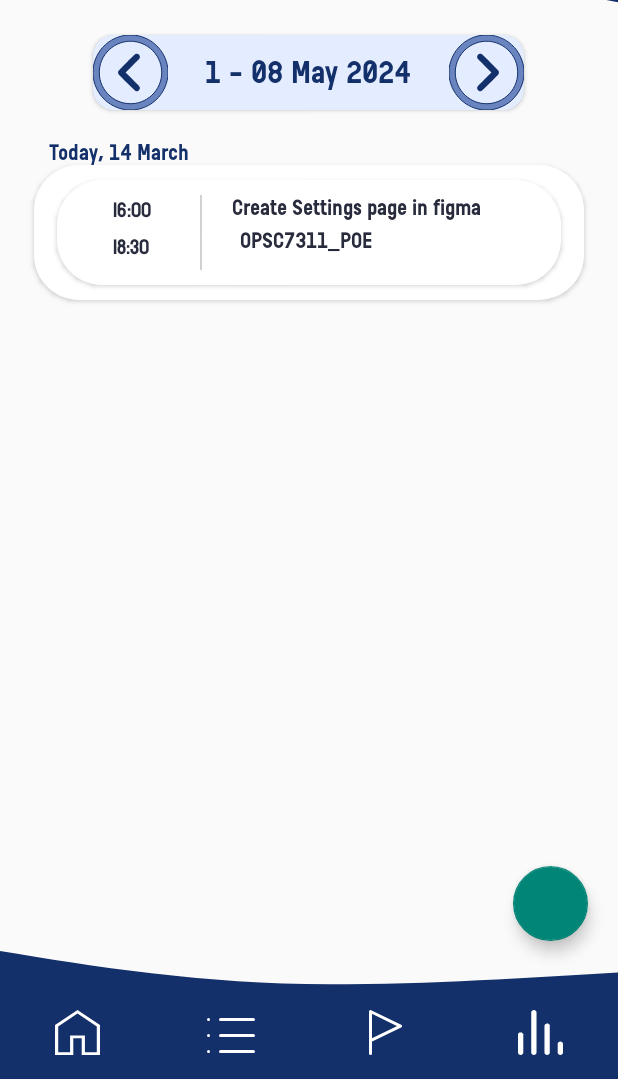
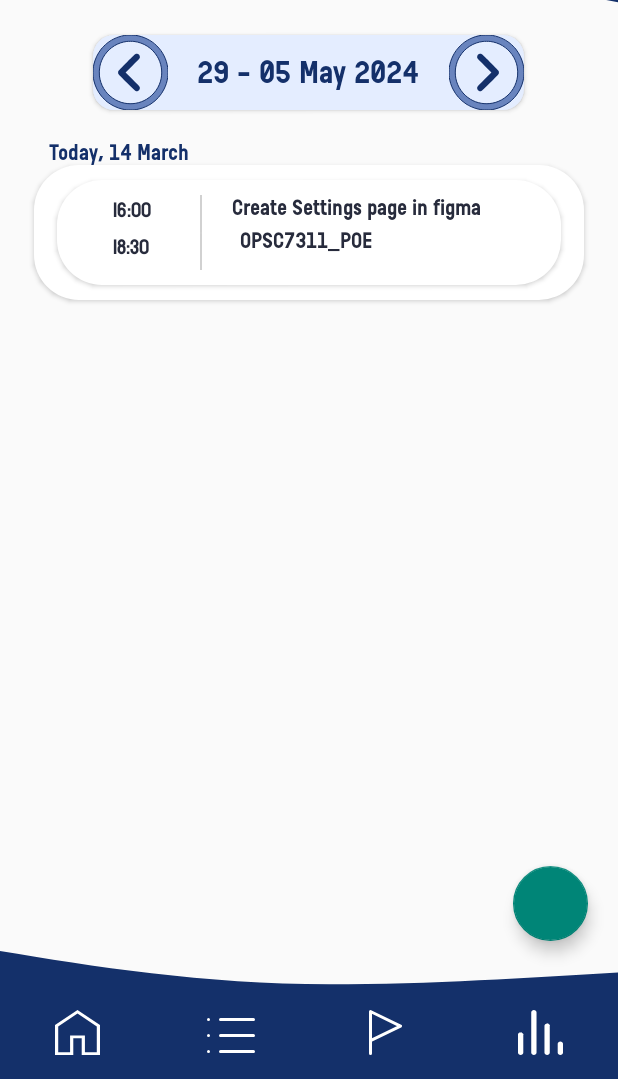
Before and after one commit to ST10036509/PunchIn, an Android app built with Jetpack Compose: the TimesheetViewActivity screen opened directly, with no data from a screen before it, after a tap on an icon or button, on a phone screen of 412 x 824 dp, the part 157-1236 px from its top. Run offline under Robolectric (Android 15) with nearby library versions, the phone set to English and light mode, and no system bars; our stand-ins replace Firebase (no records; nobody signed in at launch, a user with empty details on screens opened directly); 2 other taps on this screen came first.

Commit message:
Fixed date picker to full functionality - started with displaying data on the screen

```diff
--- a/app/src/main/java/za/co/varsitycollege/st10036509/punchin/activities/TimesheetViewActivity.kt
+++ b/app/src/main/java/za/co/varsitycollege/st10036509/punchin/activities/TimesheetViewActivity.kt
@@ -12,6 +12,7 @@ import android.util.Log
 import za.co.varsitycollege.st10036509.punchin.R
 import za.co.varsitycollege.st10036509.punchin.activities.TimesheetCreationActivity
 import za.co.varsitycollege.st10036509.punchin.databinding.ActivityTimesheetViewBinding
+import za.co.varsitycollege.st10036509.punchin.models.TimesheetModel
 import za.co.varsitycollege.st10036509.punchin.utils.FirestoreConnection
 import za.co.varsitycollege.st10036509.punchin.utils.IntentHandler
 import java.time.LocalDate
@@ -21,7 +22,7 @@ class TimesheetViewActivity : AppCompatActivity() {
     private lateinit var binding: za.co.varsitycollege.st10036509.punchin.databinding.ActivityTimesheetViewBinding
     private val firestoreInstance = FirestoreConnection.getDatabaseInstance()
     private lateinit var intentHandler: IntentHandler
-    private val currentDate = LocalDate.now()
+    private var currentDate = LocalDate.now()
 
     override fun onCreate(savedInstanceState: Bundle?) {
         super.onCreate(savedInstanceState)
@@ -43,23 +44,57 @@ class TimesheetViewActivity : AppCompatActivity() {
         }
 
         // Display the current week initially
-        displayCurrentWeek(currentDate)
+        updateWeekDisplay()
         //retrieveDataFromFirestore()
+        retrieveDataFromFirestore()?.let { displayData(it) }
     }
 
 
     private fun navPreviousWeek() {
-        //displayWeek(currentDate.minusDays(7))
+        this.currentDate = currentDate.minusWeeks(1)
+        updateWeekDisplay()
     }
 
     private fun navNextWeek() {
-        displayWeek(currentDate.plusDays(7))
+        // Calculate the end date of the next week
+        val nextWeekEndDate = currentDate.plusWeeks(1)
+            .with(java.time.temporal.TemporalAdjusters.nextOrSame(java.time.DayOfWeek.SUNDAY))
+
+        // Calculate the end date of the current week
+        val currentWeekEndDate = LocalDate.now()
+            .with(java.time.temporal.TemporalAdjusters.nextOrSame(java.time.DayOfWeek.SUNDAY))
+
+        // Check if the end date of the next week is after the end of the current week
+        if (nextWeekEndDate.isAfter(currentWeekEndDate)) {
+            // Do not update the current date or display
+            return
+        }
+
+        // Update the current date and display
+        currentDate = currentDate.plusWeeks(1)
+        updateWeekDisplay()
     }
 
-    private fun displayWeek(endDate: LocalDate) {
-        // Display the current week
-        val startDay = endDate.minusDays(7).dayOfMonth
-        binding.tvWeeklySelector.text= "${startDay} - ${formatDate(endDate)}"
+    // Function to update the current date and display the week
+
+
+
+    private fun updateWeekDisplay() {
+        // Calculate the start date of the week
+        val startDate = currentDate.with(java.time.temporal.TemporalAdjusters.previousOrSame(java.time.DayOfWeek.MONDAY))
+        val startDay = startDate.dayOfMonth
+
+        // Calculate the end date of the week
+        val endDate = startDate.plusDays(6)
+
+        // Calculate the end date of the current week
+        val endOfWeek = LocalDate.now().with(java.time.temporal.TemporalAdjusters.nextOrSame(java.time.DayOfWeek.SUNDAY))
+
+        // Update UI with the new week time window using data binding or findViewById
+        val displayEndDate = if (endOfWeek.isBefore(endDate)) endOfWeek else endDate
+
+        // Update UI with the new week time window using data binding or findViewById
+        binding.tvWeeklySelector.text = "${startDay} - ${formatDate(displayEndDate)}"
     }
 
     fun formatDate(date: LocalDate): String {
@@ -76,41 +111,36 @@ class TimesheetViewActivity : AppCompatActivity() {
         binding.tvWeeklySelector.text= "${startDay} - ${formatDate(endDate)}"
     }
 
-    private fun retrieveDataFromFirestore() {
+    private fun retrieveDataFromFirestore(): TimesheetModel? {
+        var timesheetModel: TimesheetModel? = null
         // Reference to the project document in Firestore
-        val timesheetRef = firestoreInstance.collection("timesheets").document("UvZGFdEzfGM7KT4lUwy3")
+        val timesheetRef = firestoreInstance.collection("timesheets").document("adminTimesheetTest")
 
         // Retrieve data from Firestore
         timesheetRef.get()
             .addOnSuccessListener { documentSnapshot ->
                 if (documentSnapshot.exists()) {
                     // Parse and populate the TextViews with data
-                    val timesheetUser = documentSnapshot.getString("timesheetUser")
-                    val timesheetName = documentSnapshot.getString("timesheetName")
-                    val timesheetProjectName = documentSnapshot.getString("timesheetProjectName")
-                    val timesheetStartDate = documentSnapshot.getString("timesheetStartDate")
-                    val timesheetStartTime = documentSnapshot.getString("timesheetStartTime")
-                    val timesheetEndTime = documentSnapshot.getString("timesheetEndTime")
-                    val timesheetDescription = documentSnapshot.getString("timesheetDescription")
-
-                    // Update TextViews with retrieved data
-                    val tvProjectName = findViewById<TextView>(R.id.tv_ProjectName)
-                    val tvStartTime = findViewById<TextView>(R.id.tv_EndTime)
-                    val tvEndTime = findViewById<TextView>(R.id.tv_colour)
-                    val tvTimesheetRecentdate = findViewById<TextView>(R.id.tv_timesheet_recent_date)
-                    val tvTimesheetdescription = findViewById<TextView>(R.id.tv_TimesheetDescription)
-
-                    tvProjectName.text = timesheetProjectName
-                    tvStartTime.text = timesheetStartTime
-                    tvEndTime.text = timesheetEndTime
-                    tvTimesheetRecentdate.text = timesheetStartDate
-                    tvTimesheetdescription.text = timesheetDescription
+                    timesheetModel = TimesheetModel(
+                        userId = documentSnapshot.getString("userUid") ?:"",
+                        timesheetName = documentSnapshot.getString("timesheetName") ?:"",
+                        projectUid = documentSnapshot.getString("projectUid") ?:"",
+                        startDate = documentSnapshot.getDate("startDate"),
+                        startTimestamp = documentSnapshot.getDate("startTimestamp"),
+                        endTimestamp = documentSnapshot.getDate("endTimestamp"),
+                        timesheetDescription = documentSnapshot.getString("timesheetDescription") ?:""
+                    )
                 }
             }
             .addOnFailureListener { exception ->
                 // Log any errors that occur while retrieving data
                 Log.e("ProjectDetailsActivity", "Error retrieving project data: $exception")
             }
+        return timesheetModel
     }
-
+    private fun displayData(timesheetModel: TimesheetModel){
+        binding.tvStartTime.text = timesheetModel.startTimestamp.toString()
+        binding.tvEndTime.text = timesheetModel.endTimestamp.toString()
+        binding.tvTimesheetDescription.text = timesheetModel.timesheetDescription.toString()
+    }
 }
```
Also changed, not shown: app/src/main/java/za/co/varsitycollege/st10036509/punchin/models/TimesheetModel.kt (+6 -7 lines).
